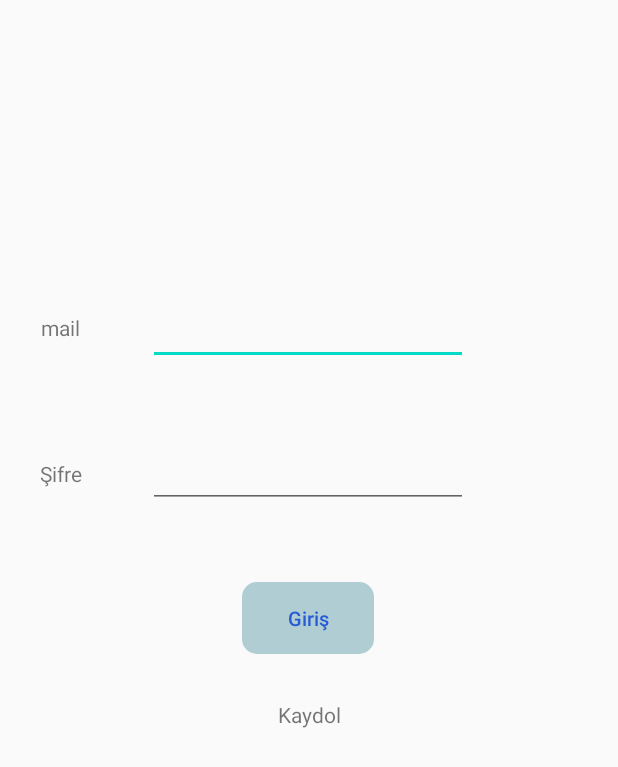
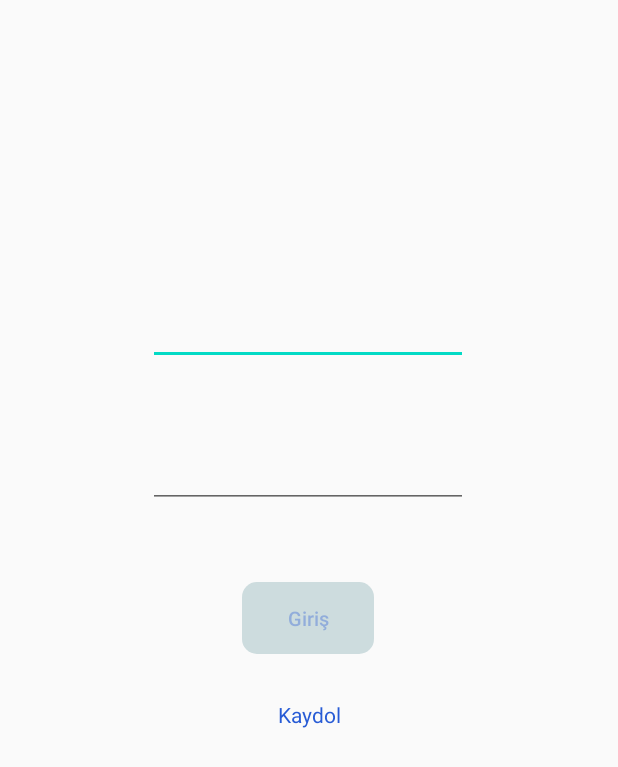
Before and after one commit to 0ZeKa0/KotlinApp, an Android app: the layout activity_main.xml on its own in the app's theme, with its tools: preview values and no code run, on a phone screen of 412 x 824 dp. Shown: the top 767 px of the screen. Run offline under Robolectric (Android 15) with nearby library versions, the phone set to English and light mode, and no system bars.

Commit message:
xml files added

```diff
--- a/app/src/main/res/drawable/custom_button.xml
+++ b/app/src/main/res/drawable/custom_button.xml
@@ -1,5 +1,6 @@
 <?xml version="1.0" encoding="utf-8"?>
 <shape xmlns:android="http://schemas.android.com/apk/res/android" android:shape="rectangle">
-  <solid android:color="#B5D5DE"/>
+  <solid android:color="#2BB5D5DE"/>
   <corners android:radius="10dp"/>
+  <stroke/>
 </shape>
--- /dev/null
+++ b/app/src/main/res/drawable/email.xml
@@ -0,0 +1,5 @@
+<vector android:alpha="0.87" android:height="24dp"
+    android:tint="#000000" android:viewportHeight="24"
+    android:viewportWidth="24" android:width="24dp" xmlns:android="http://schemas.android.com/apk/res/android">
+    <path android:fillColor="@android:color/white" android:pathData="M20,4L4,4c-1.1,0 -1.99,0.9 -1.99,2L2,18c0,1.1 0.9,2 2,2h16c1.1,0 2,-0.9 2,-2L22,6c0,-1.1 -0.9,-2 -2,-2zM20,8l-8,5 -8,-5L4,6l8,5 8,-5v2z"/>
+</vector>
--- /dev/null
+++ b/app/src/main/res/drawable/password.xml
@@ -0,0 +1,5 @@
+<vector android:alpha="0.87" android:height="24dp"
+    android:tint="#000000" android:viewportHeight="24"
+    android:viewportWidth="24" android:width="24dp" xmlns:android="http://schemas.android.com/apk/res/android">
+    <path android:fillColor="@android:color/white" android:pathData="M2,17h20v2H2V17zM3.15,12.95L4,11.47l0.85,1.48l1.3,-0.75L5.3,10.72H7v-1.5H5.3l0.85,-1.47L4.85,7L4,8.47L3.15,7l-1.3,0.75L2.7,9.22H1v1.5h1.7L1.85,12.2L3.15,12.95zM9.85,12.2l1.3,0.75L12,11.47l0.85,1.48l1.3,-0.75l-0.85,-1.48H15v-1.5h-1.7l0.85,-1.47L12.85,7L12,8.47L11.15,7l-1.3,0.75l0.85,1.47H9v1.5h1.7L9.85,12.2zM23,9.22h-1.7l0.85,-1.47L20.85,7L20,8.47L19.15,7l-1.3,0.75l0.85,1.47H17v1.5h1.7l-0.85,1.48l1.3,0.75L20,11.47l0.85,1.48l1.3,-0.75l-0.85,-1.48H23V9.22z"/>
+</vector>
--- a/app/src/main/res/layout/activity_main.xml
+++ b/app/src/main/res/layout/activity_main.xml
@@ -11,7 +11,6 @@
         android:layout_width="wrap_content"
         android:layout_height="wrap_content"
         android:ems="10"
-        android:textColor="#275BD5"
         android:inputType="textPersonName"
         app:layout_constraintBottom_toTopOf="@+id/button"
         app:layout_constraintEnd_toEndOf="parent"
@@ -27,6 +26,7 @@
         android:layout_height="wrap_content"
         android:onClick="Kaydol"
         android:text="Kaydol"
+        android:textColor="#275BD5"
         app:layout_constraintBottom_toBottomOf="parent"
         app:layout_constraintEnd_toEndOf="parent"
         app:layout_constraintStart_toStartOf="parent"
@@ -44,9 +44,8 @@
         android:filterTouchesWhenObscured="true"
         android:onClick="Giris"
         android:text="Giriş"
-        android:textColor="#275BD5"
-        android:textSize="13dp
-"
+        android:textColor="#5B275BD5"
+        android:textSize="13dp"
         android:textAppearance="@style/TextAppearance.AppCompat.Body2"
         android:background="@drawable/custom_button"
         app:layout_constraintBottom_toBottomOf="parent"
@@ -68,28 +67,7 @@
         app:layout_constraintTop_toBottomOf="@+id/editTextTextPersonName"
         tools:ignore="MissingConstraints" />
 
-    <TextView
-        android:id="@+id/textView2"
-        android:layout_width="wrap_content"
-        android:layout_height="wrap_content"
-        android:text="mail"
-        app:layout_constraintBottom_toBottomOf="parent"
-        app:layout_constraintEnd_toStartOf="@+id/editTextTextPersonName"
-        app:layout_constraintHorizontal_bias="0.38"
-        app:layout_constraintStart_toStartOf="parent"
-        app:layout_constraintTop_toTopOf="parent"
-        app:layout_constraintVertical_bias="0.259" />
 
-    <TextView
-        android:id="@+id/textView3"
-        android:layout_width="wrap_content"
-        android:layout_height="wrap_content"
-        android:text="Şifre"
-        app:layout_constraintBottom_toBottomOf="parent"
-        app:layout_constraintEnd_toStartOf="@+id/Sifre"
-        app:layout_constraintHorizontal_bias="0.38"
-        app:layout_constraintStart_toStartOf="parent"
-        app:layout_constraintTop_toTopOf="parent"
-        app:layout_constraintVertical_bias="0.38" />
+
 
 </android.support.constraint.ConstraintLayout>
```
